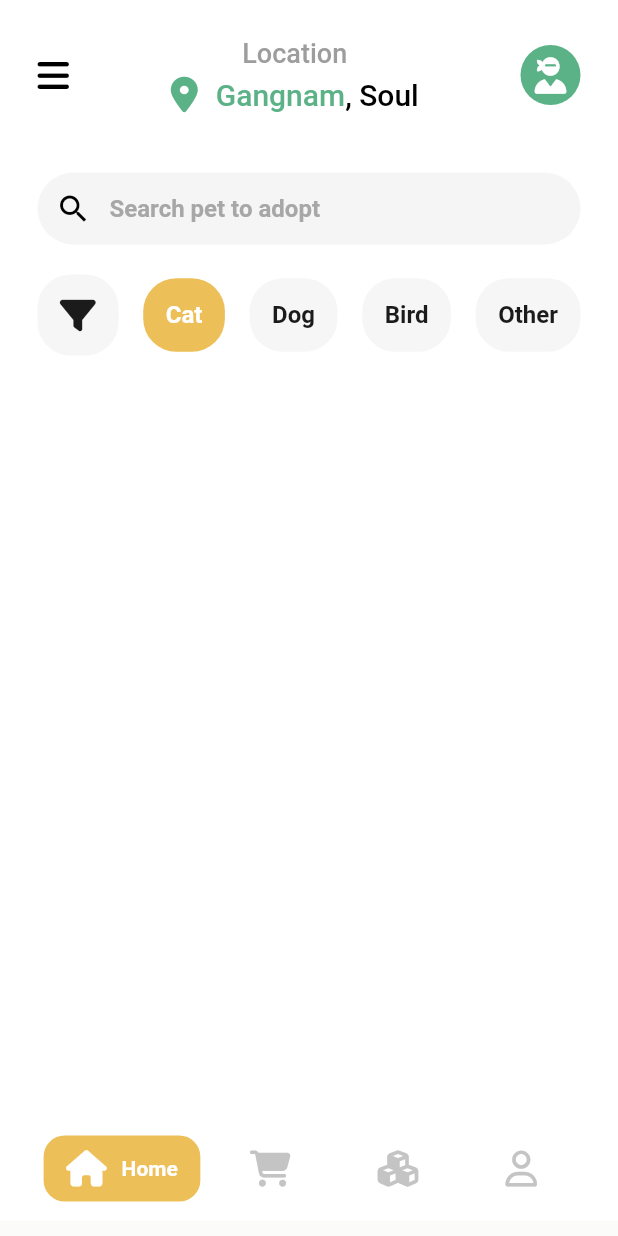
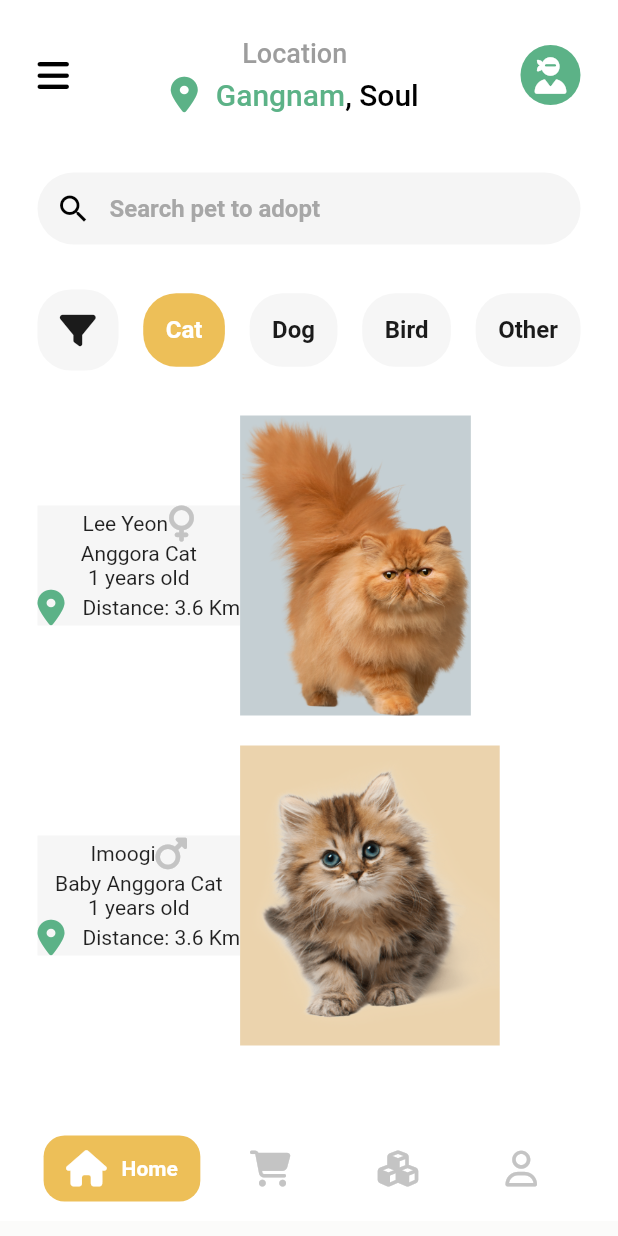
Before and after one commit to gomezjcdev/FlutterDesigns, a Flutter app: the screen it shows after launch, on a phone screen of 412 x 824 dp. Run offline on Flutter 3.47's test engine with Material 2 defaults, Android fonts, the phone set to English and light mode, and no system bars; our stand-ins replace font_awesome_flutter.

Commit message:
WIP animal list

```diff
--- /dev/null
+++ b/02.pet_app/lib/models/animal.dart
@@ -0,0 +1,9 @@
+class Animal {
+  final String name;
+  final String genred;
+  final String breed;
+  final int age;
+  final double distanceOnKM;
+
+  Animal(this.name, this.genred, this.breed, this.age, this.distanceOnKM);
+}
--- a/02.pet_app/lib/pages/home.dart
+++ b/02.pet_app/lib/pages/home.dart
@@ -1,4 +1,5 @@
 import 'package:flutter/material.dart';
+import 'package:pet_app/widgets/animal_list.dart';
 import 'package:pet_app/widgets/filters.dart';
 import 'package:pet_app/widgets/search.dart';
 
@@ -8,11 +9,13 @@ class Home extends StatelessWidget {
   @override
   Widget build(BuildContext context) {
     return Column(
-      children: const [
-        SizedBox(height: 40),
-        Search(),
-        SizedBox(height: 20),
-        Filters(),
+      children: [
+        const SizedBox(height: 40),
+        const Search(),
+        const SizedBox(height: 30),
+        const Filters(),
+        const SizedBox(height: 30),
+        AnimalList(),
       ],
     );
   }
--- a/02.pet_app/lib/themes/theme.dart
+++ b/02.pet_app/lib/themes/theme.dart
@@ -15,6 +15,8 @@ class AppTheme {
   static const Color _grayBackground = Color(0xFFF6F6F6);
   static const Color _hintText = Color(0xFFA7A7A7);
   static const Color _colorBlack = Color(0xFF1B1B1B);
+  static const Color _imageBackground1 = Color(0xFFC5CFD3);
+  static const Color _imageBackground2 = Color(0xFFEBD3AD);
 
   static Color get tabColor => _tabColor;
   static Color get greenTitle => _greenTitle;
@@ -23,6 +25,8 @@ class AppTheme {
   static Color get grayBackground => _grayBackground;
   static Color get hintText => _hintText;
   static Color get colorBlack => _colorBlack;
+  static Color get imageBackground1 => _imageBackground1;
+  static Color get imageBackground2 => _imageBackground2;
 
   static final ThemeData customTheme = ThemeData(
     scaffoldBackgroundColor: _primaryVariantColor,
--- /dev/null
+++ b/02.pet_app/lib/widgets/animal_card.dart
@@ -0,0 +1,61 @@
+import 'package:flutter/material.dart';
+import 'package:font_awesome_flutter/font_awesome_flutter.dart';
+import 'package:pet_app/models/animal.dart';
+import 'package:pet_app/themes/theme.dart';
+
+class AnimalCard extends StatelessWidget {
+  final Animal animal;
+
+  const AnimalCard({
+    Key? key,
+    required this.animal,
+  }) : super(key: key);
+
+  @override
+  Widget build(BuildContext context) {
+    return Row(
+      children: [
+        Container(
+          decoration: BoxDecoration(
+            color: AppTheme.grayBackground,
+          ),
+          child: Column(
+            children: [
+              Row(
+                children: [
+                  Text(animal.name),
+                  FaIcon(animal.genred == 'male'
+                      ? FontAwesomeIcons.mars
+                      : FontAwesomeIcons.venus)
+                ],
+              ),
+              Text(animal.breed),
+              Text('${animal.age} years old'),
+              Row(
+                children: [
+                  FaIcon(FontAwesomeIcons.locationDot,
+                      color: AppTheme.greenTitle),
+                  const SizedBox(width: 12),
+                  Text('Distance: '),
+                  Text('${animal.distanceOnKM} Km')
+                ],
+              )
+            ],
+          ),
+        ),
+        Container(
+          decoration: BoxDecoration(
+              color: animal.genred == 'male'
+                  ? AppTheme.imageBackground2
+                  : AppTheme.imageBackground1),
+          height: 200,
+          child: Image(
+            image: AssetImage(animal.genred == 'male'
+                ? 'assets/images/gato2.png'
+                : 'assets/images/gato1.png'),
+          ),
+        )
+      ],
+    );
+  }
+}
--- /dev/null
+++ b/02.pet_app/lib/widgets/animal_list.dart
@@ -0,0 +1,25 @@
+import 'package:flutter/material.dart';
+import 'package:pet_app/models/animal.dart';
+import 'package:pet_app/widgets/animal_card.dart';
+
+class AnimalList extends StatelessWidget {
+  final List<Animal> animals = [
+    Animal('Lee Yeon', 'female', 'Anggora Cat', 1, 3.6),
+    Animal('Imoogi', 'male', 'Baby Anggora Cat', 1, 3.6)
+  ];
+
+  AnimalList({Key? key}) : super(key: key);
+
+  @override
+  Widget build(BuildContext context) {
+    return ListView.separated(
+      shrinkWrap: true,
+      itemBuilder: (context, index) {
+        final animal = animals[index];
+        return AnimalCard(animal: animal);
+      },
+      itemCount: animals.length,
+      separatorBuilder: (_, __) => const SizedBox(height: 20),
+    );
+  }
+}
--- a/02.pet_app/pubspec.yaml
+++ b/02.pet_app/pubspec.yaml
@@ -59,9 +59,8 @@ flutter:
   uses-material-design: true
 
   # To add assets to your application, add an assets section, like this:
-  # assets:
-  #   - images/a_dot_burr.jpeg
-  #   - images/a_dot_ham.jpeg
+  assets:
+    - assets/images/
 
   # An image asset can refer to one or more resolution-specific "variants", see
   # https://flutter.dev/assets-and-images/#resolution-aware.
```
Also changed, not shown: 02.pet_app/assets/images/gato1.png (added), 02.pet_app/assets/images/gato2.png (added).
